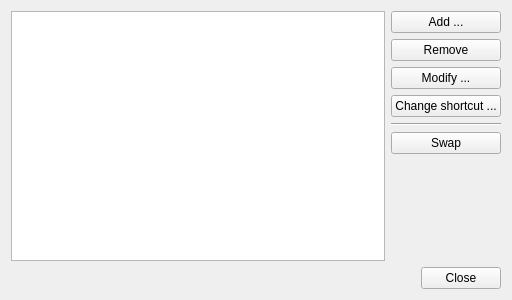
Qt form manager/main_window.ui (lxqt/lxqt-globalkeys) before a commit.
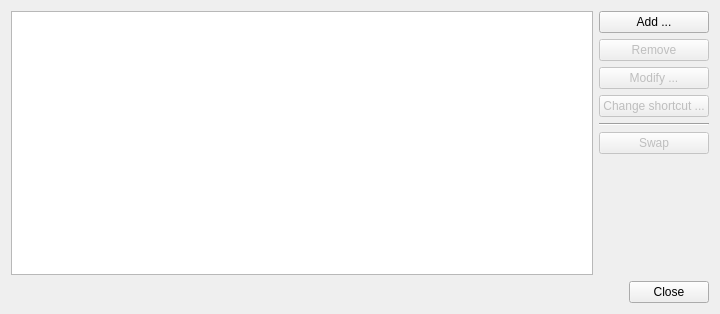
The same form after that commit.

Diff of the .ui file:
```diff
--- a/manager/main_window.ui
+++ b/manager/main_window.ui
@@ -6,8 +6,8 @@
    <rect>
     <x>0</x>
     <y>0</y>
-    <width>512</width>
-    <height>300</height>
+    <width>720</width>
+    <height>314</height>
    </rect>
   </property>
   <property name="windowTitle">
@@ -18,7 +18,26 @@
     <item>
      <layout class="QHBoxLayout" name="horizontalLayout_2">
       <item>
-       <widget class="QTableView" name="actions_TW"/>
+       <widget class="QTableView" name="actions_TV">
+        <property name="editTriggers">
+         <set>QAbstractItemView::DoubleClicked|QAbstractItemView::EditKeyPressed</set>
+        </property>
+        <property name="alternatingRowColors">
+         <bool>true</bool>
+        </property>
+        <property name="selectionMode">
+         <enum>QAbstractItemView::ExtendedSelection</enum>
+        </property>
+        <property name="selectionBehavior">
+         <enum>QAbstractItemView::SelectRows</enum>
+        </property>
+        <attribute name="horizontalHeaderStretchLastSection">
+         <bool>true</bool>
+        </attribute>
+        <attribute name="verticalHeaderVisible">
+         <bool>false</bool>
+        </attribute>
+       </widget>
       </item>
       <item>
        <layout class="QVBoxLayout" name="verticalLayout">
@@ -31,6 +50,9 @@
         </item>
         <item>
          <widget class="QPushButton" name="remove_PB">
+          <property name="enabled">
+           <bool>false</bool>
+          </property>
           <property name="text">
            <string>Remove</string>
           </property>
@@ -38,6 +60,9 @@
         </item>
         <item>
          <widget class="QPushButton" name="modify_PB">
+          <property name="enabled">
+           <bool>false</bool>
+          </property>
           <property name="text">
            <string>Modify ...</string>
           </property>
@@ -45,6 +70,9 @@
         </item>
         <item>
          <widget class="QPushButton" name="changeShortcut_PB">
+          <property name="enabled">
+           <bool>false</bool>
+          </property>
           <property name="text">
            <string>Change shortcut ...</string>
           </property>
@@ -59,6 +87,9 @@
         </item>
         <item>
          <widget class="QPushButton" name="swap_PB">
+          <property name="enabled">
+           <bool>false</bool>
+          </property>
           <property name="text">
            <string>Swap</string>
           </property>
```
Left out of the diff: 2 changed lines with no effect on the pictures.
